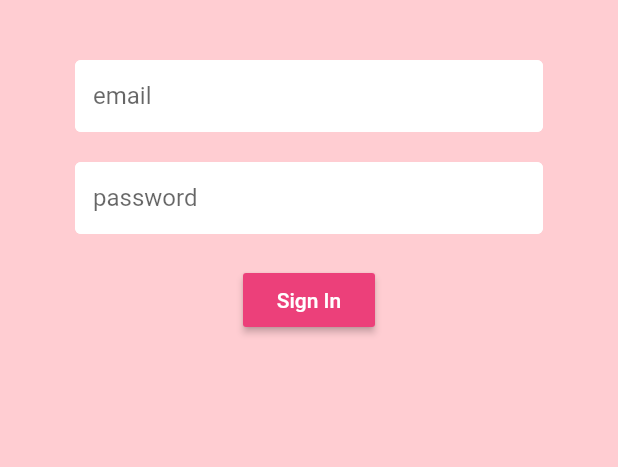
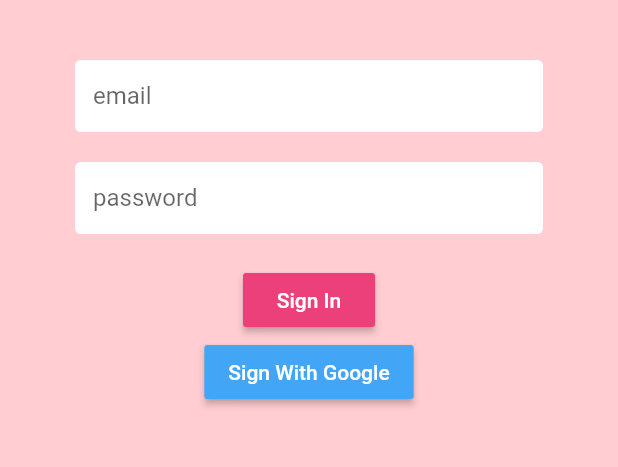
Before and after one commit to Covid-relief/CovidReliefApp, a Flutter app: the screen it shows after launch, on a phone screen of 412 x 824 dp, the part 84-551 px from its top. Run offline on Flutter 3.47's test engine with Material 2 defaults, Android fonts, the phone set to English and light mode, and no system bars; our stand-ins replace cloud_firestore, firebase_auth; accounts and stored records are empty.

Commit message:
created google sign in button

```diff
--- a/CovidRelief/lib/main.dart
+++ b/CovidRelief/lib/main.dart
@@ -3,6 +3,7 @@ import 'package:CovidRelief/screens/wrapper.dart';
 import 'package:flutter/material.dart';
 import 'package:CovidRelief/services/auth.dart';
 import 'package:provider/provider.dart';
+import 'package:firebase_auth/firebase_auth.dart';
 
 
 void main() => runApp(MyApp());
--- a/CovidRelief/lib/screens/authenticate/sign_in.dart
+++ b/CovidRelief/lib/screens/authenticate/sign_in.dart
@@ -1,6 +1,8 @@
 import 'package:CovidRelief/services/auth.dart';
 import 'package:flutter/material.dart';
 import 'package:CovidRelief/shared/constants.dart';
+import 'package:firebase_auth/firebase_auth.dart';
+
 
 
 class SignIn extends StatefulWidget {
@@ -79,6 +81,16 @@ class _SignInState extends State<SignIn> {
                   }
                 }
               ),
+              RaisedButton(
+                  color: Colors.blue[400],
+                  child: Text(
+                    'Sign With Google',
+                    style: TextStyle(color: Colors.white),
+                  ),
+                  onPressed: () {
+
+                  }
+              ),
               SizedBox(height: 12.0),
               Text(
                 error,
--- a/CovidRelief/pubspec.yaml
+++ b/CovidRelief/pubspec.yaml
@@ -23,7 +23,7 @@ environment:
 dependencies:
   flutter:
     sdk: flutter
-
+  google_sign_in: ^4.5.1
 
   # The following adds the Cupertino Icons font to your application.
   # Use with the CupertinoIcons class for iOS style icons.
```
Also changed, not shown: CovidRelief/pubspec.lock, 1 other file.
